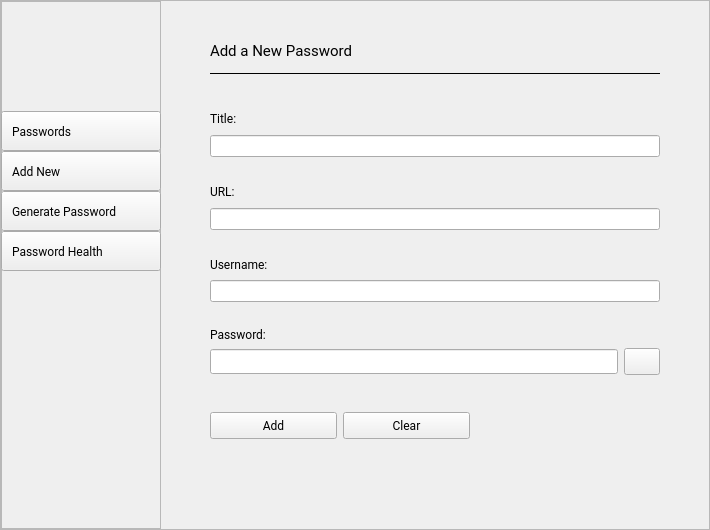
This is main_window.ui in EmueI/password-manager as Qt 5 draws it before an edit. The edited form follows.
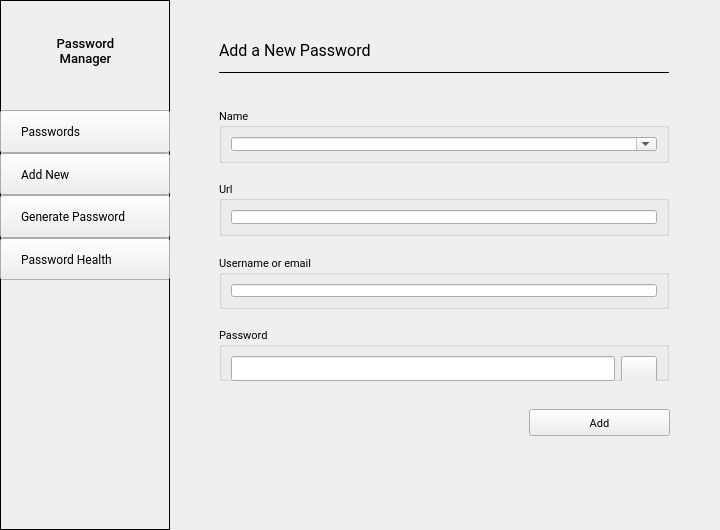
This is the edited form. The open tabs and pages were chosen to show the change. Icons and pictures are not drawn.

Diff of the .ui file:
```diff
--- a/main_window.ui
+++ b/main_window.ui
@@ -6,7 +6,7 @@
    <rect>
     <x>0</x>
     <y>0</y>
-    <width>710</width>
+    <width>720</width>
     <height>530</height>
    </rect>
   </property>
@@ -16,7 +16,7 @@
   <property name="styleSheet">
    <string notr="true">#buttonTabAddNew, #buttonTabGenerate, #buttonTabPasswords, #buttonTabHealth {
 	text-align: left;
-	padding: 10px;
+	padding-left: 20px;
 }
 </string>
   </property>
@@ -61,7 +61,7 @@
        </font>
       </property>
       <property name="frameShape">
-       <enum>QFrame::StyledPanel</enum>
+       <enum>QFrame::NoFrame</enum>
       </property>
       <property name="frameShadow">
        <enum>QFrame::Raised</enum>
@@ -86,7 +86,7 @@
         <widget class="QFrame" name="frameSidebar">
          <property name="minimumSize">
           <size>
-           <width>160</width>
+           <width>170</width>
            <height>0</height>
           </size>
          </property>
@@ -102,30 +102,27 @@
           </font>
          </property>
          <property name="frameShape">
-          <enum>QFrame::StyledPanel</enum>
-         </property>
-         <property name="frameShadow">
-          <enum>QFrame::Plain</enum>
+          <enum>QFrame::Box</enum>
          </property>
          <widget class="QFrame" name="frameSidebarButtons">
           <property name="geometry">
            <rect>
             <x>0</x>
             <y>110</y>
-            <width>160</width>
-            <height>160</height>
+            <width>170</width>
+            <height>170</height>
            </rect>
           </property>
           <property name="minimumSize">
            <size>
-            <width>160</width>
-            <height>160</height>
+            <width>170</width>
+            <height>170</height>
            </size>
           </property>
           <property name="maximumSize">
            <size>
-            <width>160</width>
-            <height>160</height>
+            <width>170</width>
+            <height>170</height>
            </size>
           </property>
           <property name="font">
@@ -342,6 +339,31 @@
            </item>
           </layout>
          </widget>
+         <widget class="QLabel" name="label">
+          <property name="geometry">
+           <rect>
+            <x>30</x>
+            <y>30</y>
+            <width>111</width>
+            <height>41</height>
+           </rect>
+          </property>
+          <property name="font">
+           <font>
+            <family>Roboto Medium</family>
+            <pointsize>10</pointsize>
+           </font>
+          </property>
+          <property name="text">
+           <string>Password Manager</string>
+          </property>
+          <property name="alignment">
+           <set>Qt::AlignCenter</set>
+          </property>
+          <property name="wordWrap">
+           <bool>true</bool>
+          </property>
+         </widget>
         </widget>
        </item>
        <item>
@@ -680,88 +702,11 @@
              <property name="frameShadow">
               <enum>QFrame::Raised</enum>
              </property>
-             <widget class="QFrame" name="frameFormButtons">
-              <property name="geometry">
-               <rect>
-                <x>40</x>
-                <y>390</y>
-                <width>260</width>
-                <height>51</height>
-               </rect>
-              </property>
-              <property name="font">
-               <font>
-                <family>Roboto</family>
-               </font>
-              </property>
-              <property name="frameShape">
-               <enum>QFrame::NoFrame</enum>
-              </property>
-              <layout class="QHBoxLayout" name="horizontalLayout">
-               <property name="spacing">
-                <number>6</number>
-               </property>
-               <property name="leftMargin">
-                <number>0</number>
-               </property>
-               <property name="topMargin">
-                <number>0</number>
-               </property>
-               <property name="rightMargin">
-                <number>0</number>
-               </property>
-               <property name="bottomMargin">
-                <number>0</number>
-               </property>
-               <item>
-                <widget class="QPushButton" name="buttonAddPassword">
-                 <property name="minimumSize">
-                  <size>
-                   <width>0</width>
-                   <height>27</height>
-                  </size>
-                 </property>
-                 <property name="font">
-                  <font>
-                   <pointsize>9</pointsize>
-                  </font>
-                 </property>
-                 <property name="cursor">
-                  <cursorShape>PointingHandCursor</cursorShape>
-                 </property>
-                 <property name="text">
-                  <string>Add</string>
-                 </property>
-                </widget>
-               </item>
-               <item>
-                <widget class="QPushButton" name="buttonClear">
-                 <property name="minimumSize">
-                  <size>
-                   <width>0</width>
-                   <height>27</height>
-                  </size>
-                 </property>
-                 <property name="font">
-                  <font>
-                   <pointsize>9</pointsize>
-                  </font>
-                 </property>
-                 <property name="cursor">
-                  <cursorShape>PointingHandCursor</cursorShape>
-                 </property>
-                 <property name="text">
-                  <string>Clear</string>
-                 </property>
-                </widget>
-               </item>
-              </layout>
-             </widget>
              <widget class="QFrame" name="framePasswordEntries">
               <property name="geometry">
                <rect>
                 <x>40</x>
-                <y>83</y>
+                <y>90</y>
                 <width>450</width>
                 <height>291</height>
                </rect>
@@ -804,32 +749,210 @@
                    <number>0</number>
                   </property>
                   <item>
-                   <widget class="QLabel" name="labelTitle">
-                    <property name="font">
-                     <font>
-                      <family>Roboto</family>
-                      <pointsize>9</pointsize>
-                     </font>
-                    </property>
-                    <property name="text">
-                     <string>Title:</string>
-                    </property>
-                    <property name="alignment">
-                     <set>Qt::AlignLeading|Qt::AlignLeft|Qt::AlignVCenter</set>
-                    </property>
-                   </widget>
-                  </item>
-                  <item>
-                   <widget class="QLineEdit" name="editTitle">
+                   <widget class="QGroupBox" name="groupBox_4">
                     <property name="font">
                      <font>
                       <family>Roboto</family>
                       <pointsize>8</pointsize>
                      </font>
                     </property>
-                    <property name="clearButtonEnabled">
+                    <property name="title">
+                     <string>Name</string>
+                    </property>
+                    <layout class="QVBoxLayout" name="verticalLayout_15">
+                     <item>
+                      <widget class="QComboBox" name="comboBoxName">
+                       <property name="font">
+                        <font>
+                         <family>Roboto</family>
+                         <pointsize>9</pointsize>
+                        </font>
+                       </property>
+                       <property name="editable">
                      <bool>true</bool>
                     </property>
+                       <property name="currentText">
+                        <string/>
+                       </property>
+                       <property name="currentIndex">
+                        <number>0</number>
+                       </property>
+                       <property name="maxVisibleItems">
+                        <number>10</number>
+                       </property>
+                       <item>
+                        <property name="text">
+                         <string/>
+                        </property>
+                       </item>
+                       <item>
+                        <property name="text">
+                         <string>Alibaba</string>
+                        </property>
+                       </item>
+                       <item>
+                        <property name="text">
+                         <string>AliExpress</string>
+                        </property>
+                       </item>
+                       <item>
+                        <property name="text">
+                         <string>Amazon</string>
+                        </property>
+                       </item>
+                       <item>
+                        <property name="text">
+                         <string>Bing</string>
+                        </property>
+                       </item>
+                       <item>
+                        <property name="text">
+                         <string>Cash App</string>
+                        </property>
+                       </item>
+                       <item>
+                        <property name="text">
+                         <string>Discord</string>
+                        </property>
+                       </item>
+                       <item>
+                        <property name="text">
+                         <string>Ebay</string>
+                        </property>
+                       </item>
+                       <item>
+                        <property name="text">
+                         <string>Facebook</string>
+                        </property>
+                       </item>
+                       <item>
+                        <property name="text">
+                         <string>Flipkart</string>
+                        </property>
+                       </item>
+                       <item>
+                        <property name="text">
+                         <string>Foodpanda</string>
+                        </property>
+                       </item>
+                       <item>
+                        <property name="text">
+                         <string>Google</string>
+                        </property>
+                       </item>
+                       <item>
+                        <property name="text">
+                         <string>Instagram</string>
+                        </property>
+                       </item>
+                       <item>
+                        <property name="text">
+                         <string>Linkedin</string>
+                        </property>
+                       </item>
+                       <item>
+                        <property name="text">
+                         <string>McDonalds</string>
+                        </property>
+                       </item>
+                       <item>
+                        <property name="text">
+                         <string>Netflix</string>
+                        </property>
+                       </item>
+                       <item>
+                        <property name="text">
+                         <string>Reddit</string>
+                        </property>
+                       </item>
+                       <item>
+                        <property name="text">
+                         <string>Shein</string>
+                        </property>
+                       </item>
+                       <item>
+                        <property name="text">
+                         <string>Spotify</string>
+                        </property>
+                       </item>
+                       <item>
+                        <property name="text">
+                         <string>Starbucks</string>
+                        </property>
+                       </item>
+                       <item>
+                        <property name="text">
+                         <string>Telegram</string>
+                        </property>
+                       </item>
+                       <item>
+                        <property name="text">
+                         <string>Tiktok</string>
+                        </property>
+                       </item>
+                       <item>
+                        <property name="text">
+                         <string>Twitch</string>
+                        </property>
+                       </item>
+                       <item>
+                        <property name="text">
+                         <string>Twitter</string>
+                        </property>
+                       </item>
+                       <item>
+                        <property name="text">
+                         <string>Shopee</string>
+                        </property>
+                       </item>
+                       <item>
+                        <property name="text">
+                         <string>Snapchat</string>
+                        </property>
+                       </item>
+                       <item>
+                        <property name="text">
+                         <string>Uber</string>
+                        </property>
+                       </item>
+                       <item>
+                        <property name="text">
+                         <string>WeChat</string>
+                        </property>
+                       </item>
+                       <item>
+                        <property name="text">
+                         <string>WhatsApp</string>
+                        </property>
+                       </item>
+                       <item>
+                        <property name="text">
+                         <string>Wikipedia</string>
+                        </property>
+                       </item>
+                       <item>
+                        <property name="text">
+                         <string>Wish</string>
+                        </property>
+                       </item>
+                       <item>
+                        <property name="text">
+                         <string>Wolt</string>
+                        </property>
+                       </item>
+                       <item>
+                        <property name="text">
+                         <string>Yahoo</string>
+                        </property>
+                       </item>
+                       <item>
+                        <property name="text">
+                         <string>Zoom</string>
+                        </property>
+                       </item>
+                      </widget>
+                     </item>
+                    </layout>
                    </widget>
                   </item>
                  </layout>
@@ -854,35 +977,37 @@
                    <number>0</number>
                   </property>
                   <item>
-                   <widget class="QLabel" name="labelUrl">
+                   <widget class="QGroupBox" name="groupBox_5">
                     <property name="font">
                      <font>
                       <family>Roboto</family>
-                      <pointsize>9</pointsize>
+                      <pointsize>8</pointsize>
                      </font>
                     </property>
-                    <property name="text">
-                     <string>URL:</string>
+                    <property name="title">
+                     <string>Url</string>
                     </property>
-                    <property name="alignment">
-                     <set>Qt::AlignLeading|Qt::AlignLeft|Qt::AlignVCenter</set>
-                    </property>
-                   </widget>
-                  </item>
+                    <layout class="QVBoxLayout" name="verticalLayout_21">
                   <item>
                    <widget class="QLineEdit" name="editUrl">
                     <property name="font">
                      <font>
                       <family>Roboto</family>
-                      <pointsize>8</pointsize>
+                         <pointsize>10</pointsize>
                      </font>
                     </property>
                     <property name="inputMethodHints">
                      <set>Qt::ImhNone</set>
                     </property>
+                       <property name="text">
+                        <string/>
+                       </property>
                     <property name="clearButtonEnabled">
                      <bool>true</bool>
                     </property>
+                      </widget>
+                     </item>
+                    </layout>
                    </widget>
                   </item>
                  </layout>
@@ -910,32 +1035,31 @@
                    <number>0</number>
                   </property>
                   <item>
-                   <widget class="QLabel" name="labelUsername">
+                   <widget class="QGroupBox" name="groupBox_6">
                     <property name="font">
                      <font>
                       <family>Roboto</family>
-                      <pointsize>9</pointsize>
+                      <pointsize>8</pointsize>
                      </font>
                     </property>
-                    <property name="text">
-                     <string>Username:</string>
+                    <property name="title">
+                     <string>Username or email</string>
                     </property>
-                    <property name="alignment">
-                     <set>Qt::AlignLeading|Qt::AlignLeft|Qt::AlignVCenter</set>
-                    </property>
-                   </widget>
-                  </item>
+                    <layout class="QVBoxLayout" name="verticalLayout_22">
                   <item>
                    <widget class="QLineEdit" name="editUsername">
                     <property name="font">
                      <font>
                       <family>Roboto</family>
-                      <pointsize>8</pointsize>
+                         <pointsize>10</pointsize>
                      </font>
                     </property>
                     <property name="clearButtonEnabled">
                      <bool>true</bool>
                     </property>
+                      </widget>
+                     </item>
+                    </layout>
                    </widget>
                   </item>
                  </layout>
@@ -959,22 +1083,6 @@
                   <property name="rightMargin">
                    <number>0</number>
                   </property>
-                  <item>
-                   <widget class="QLabel" name="labelPassword">
-                    <property name="font">
-                     <font>
-                      <family>Roboto</family>
-                      <pointsize>9</pointsize>
-                     </font>
-                    </property>
-                    <property name="text">
-                     <string>Password:</string>
-                    </property>
-                    <property name="alignment">
-                     <set>Qt::AlignLeading|Qt::AlignLeft|Qt::AlignVCenter</set>
-                    </property>
-                   </widget>
-                  </item>
                   <item>
                    <widget class="QFrame" name="frame_2">
                     <property name="frameShape">
@@ -997,6 +1105,18 @@
                       <number>0</number>
                      </property>
                      <item>
+                      <widget class="QGroupBox" name="groupBox_7">
+                       <property name="font">
+                        <font>
+                         <family>Roboto</family>
+                         <pointsize>8</pointsize>
+                        </font>
+                       </property>
+                       <property name="title">
+                        <string>Password</string>
+                       </property>
+                       <layout class="QHBoxLayout" name="horizontalLayout_5">
+                        <item>
                       <widget class="QLineEdit" name="editPassword">
                        <property name="minimumSize">
                         <size>
@@ -1007,7 +1127,7 @@
                        <property name="font">
                         <font>
                          <family>Roboto</family>
-                         <pointsize>8</pointsize>
+                            <pointsize>10</pointsize>
                         </font>
                        </property>
                        <property name="echoMode">
@@ -1045,6 +1165,12 @@
                          <height>14</height>
                         </size>
                        </property>
+                          <property name="checkable">
+                           <bool>true</bool>
+                          </property>
+                         </widget>
+                        </item>
+                       </layout>
                       </widget>
                      </item>
                     </layout>
@@ -1091,7 +1217,7 @@
                  <property name="font">
                   <font>
                    <family>Roboto</family>
-                   <pointsize>11</pointsize>
+                   <pointsize>12</pointsize>
                   </font>
                  </property>
                  <property name="text">
@@ -1117,6 +1243,34 @@
                </item>
               </layout>
              </widget>
+             <widget class="QPushButton" name="buttonAddPassword">
+              <property name="geometry">
+               <rect>
+                <x>350</x>
+                <y>400</y>
+                <width>141</width>
+                <height>27</height>
+               </rect>
+              </property>
+              <property name="minimumSize">
+               <size>
+                <width>0</width>
+                <height>27</height>
+               </size>
+              </property>
+              <property name="font">
+               <font>
+                <family>Roboto</family>
+                <pointsize>8</pointsize>
+               </font>
+              </property>
+              <property name="cursor">
+               <cursorShape>PointingHandCursor</cursorShape>
+              </property>
+              <property name="text">
+               <string>Add</string>
+              </property>
+             </widget>
             </widget>
            </item>
           </layout>
@@ -1804,10 +1958,7 @@
                  <property name="frameShape">
                   <enum>QFrame::NoFrame</enum>
                  </property>
-                 <property name="frameShadow">
-                  <enum>QFrame::Raised</enum>
-                 </property>
-                 <layout class="QVBoxLayout" name="verticalLayout_15">
+                 <layout class="QVBoxLayout" name="verticalLayout_28">
                   <item>
                    <widget class="QLabel" name="labelSafeHeading">
                     <property name="font">
```
Left out of the diff: 189 changed lines with no effect on the pictures. Lines whose indentation alone changed are shown as unchanged.
